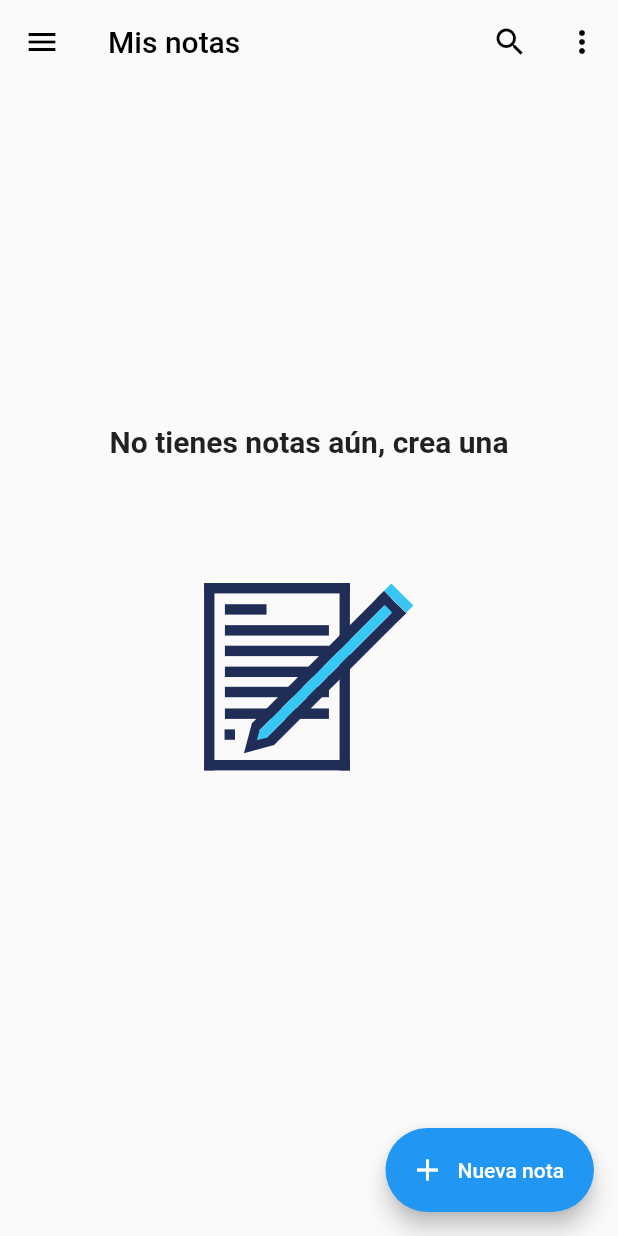
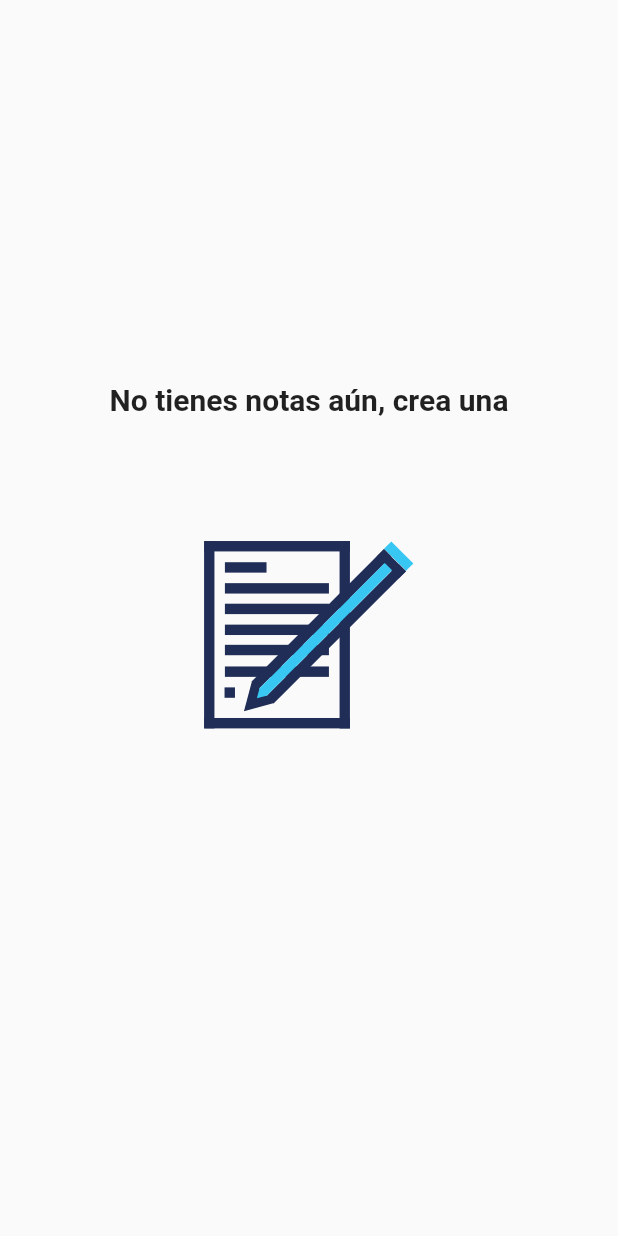
Before and after one commit to george2108/flutter-lubby, a Flutter app: the NotesPage screen opened directly, on a phone screen of 412 x 824 dp. Run offline on Flutter 3.47's test engine with Material 2 defaults, Android fonts, the phone set to English and light mode, and no system bars; our stand-ins replace awesome_notifications, bloc, equatable, flutter_bloc, flutter_colorpicker, image_picker and 5 more; missing offline and left inert: encrypt, flutter_quill, flutter_quill_extensions; accounts and stored records are empty.

Commit message:
estas mejoras sirven

```diff
--- a/lib/src/presentation/pages/notes/notes/bloc/notes_bloc.dart
+++ b/lib/src/presentation/pages/notes/bloc/notes_bloc.dart
@@ -3,7 +3,7 @@ import 'package:equatable/equatable.dart';
 import 'package:flutter/widgets.dart';
 import 'package:lubby_app/src/data/entities/note_entity.dart';
 
-import '../../../../../data/datasources/local/services/notes_local_service.dart';
+import '../../../../data/datasources/local/services/notes_local_service.dart';
 
 part 'notes_event.dart';
 part 'notes_state.dart';
@@ -17,8 +17,6 @@ class NotesBloc extends Bloc<NotesEvent, NotesState> {
           ),
         ) {
     on<NotesGetEvent>(getNotes);
-
-    on<NotesShowHideFabEvent>(showHideFab);
   }
 
   Future<void> getNotes(
@@ -36,8 +34,4 @@ class NotesBloc extends Bloc<NotesEvent, NotesState> {
       loading: false,
     ));
   }
-
-  showHideFab(NotesShowHideFabEvent event, Emitter<NotesState> emit) {
-    emit(state.copyWith(showFab: event.showFab));
-  }
 }
--- a/lib/src/presentation/pages/notes/notes/bloc/notes_event.dart
+++ b/lib/src/presentation/pages/notes/bloc/notes_event.dart
@@ -9,12 +9,3 @@ class NotesGetEvent extends NotesEvent {
   @override
   List<Object?> get props => [];
 }
-
-class NotesShowHideFabEvent extends NotesEvent {
-  final bool showFab;
-
-  const NotesShowHideFabEvent(this.showFab);
-
-  @override
-  List<Object?> get props => [showFab];
-}
--- a/lib/src/presentation/pages/notes/notes/bloc/notes_state.dart
+++ b/lib/src/presentation/pages/notes/bloc/notes_state.dart
@@ -2,25 +2,21 @@ part of 'notes_bloc.dart';
 
 class NotesState extends Equatable {
   final List<NoteEntity> notes;
-  final bool showFab;
   final bool loading;
   final TextEditingController searchInputController;
 
   const NotesState({
     required this.notes,
     required this.searchInputController,
-    this.showFab = true,
     this.loading = false,
   });
 
   NotesState copyWith({
-    bool? showFab,
     bool? loading,
     List<NoteEntity>? notes,
   }) =>
       NotesState(
         notes: notes ?? this.notes,
-        showFab: showFab ?? this.showFab,
         loading: loading ?? this.loading,
         searchInputController: searchInputController,
       );
@@ -28,7 +24,6 @@ class NotesState extends Equatable {
   @override
   List<Object?> get props => [
         notes,
-        showFab,
         loading,
         searchInputController,
       ];
--- a/lib/src/presentation/pages/notes/notes/notes_page.dart
+++ /dev/null
@@ -1,233 +0,0 @@
-import 'dart:convert';
-
-import 'package:flutter/cupertino.dart';
-import 'package:flutter/material.dart';
-import 'package:flutter/rendering.dart';
-import 'package:flutter_bloc/flutter_bloc.dart';
-import 'package:flutter_staggered_grid_view/flutter_staggered_grid_view.dart';
-import 'package:intl/intl.dart';
-import 'package:flutter_quill/flutter_quill.dart' as flutter_quill;
-
-import 'package:lubby_app/src/data/entities/note_entity.dart';
-import 'package:lubby_app/src/presentation/widgets/menu_drawer.dart';
-import 'package:lubby_app/src/presentation/widgets/no_data_widget.dart';
-
-import '../note/note_page.dart';
-import 'bloc/notes_bloc.dart';
-
-part 'widgets/notes_card_widget.dart';
-part 'widgets/notes_data_screen_widget.dart';
-
-class NotesPage extends StatelessWidget {
-  const NotesPage({super.key});
-
-  @override
-  Widget build(BuildContext context) {
-    return BlocProvider(
-      create: (context) => NotesBloc()..add(NotesGetEvent()),
-      child: Scaffold(
-        appBar: AppBar(
-          title: const Text('Mis notas'),
-          actions: [
-            IconButton(
-              icon: const Icon(Icons.search),
-              onPressed: () {},
-            ),
-            IconButton(
-              icon: const Icon(Icons.more_vert),
-              onPressed: () {},
-            ),
-          ],
-        ),
-        drawer: const Menu(),
-        body: BlocBuilder<NotesBloc, NotesState>(
-          builder: (context, state) {
-            if (state.loading) {
-              return const Center(
-                child: CircularProgressIndicator(),
-              );
-            }
-
-            final notes = state.notes;
-
-            if (notes.isEmpty) {
-              return const NoDataWidget(
-                text: 'No tienes notas aún, crea una',
-                lottie: 'assets/notes.json',
-              );
-            }
-
-            return Column(
-              children: [
-                Row(
-                  children: [
-                    Expanded(
-                      child: SingleChildScrollView(
-                        scrollDirection: Axis.horizontal,
-                        child: Row(
-                          children: [
-                            Container(
-                              padding: const EdgeInsets.all(5.0),
-                              margin: const EdgeInsets.only(right: 5.0),
-                              decoration: BoxDecoration(
-                                color: Colors.red,
-                                borderRadius: BorderRadius.circular(50),
-                              ),
-                              child: const Text('Todos'),
-                            ),
-                            Container(
-                              padding: const EdgeInsets.all(5.0),
-                              margin: const EdgeInsets.only(right: 5.0),
-                              decoration: BoxDecoration(
-                                color: Theme.of(context).focusColor,
-                                borderRadius: BorderRadius.circular(50),
-                              ),
-                              child: const Text('Escuela'),
-                            ),
-                            Container(
-                              padding: const EdgeInsets.all(5.0),
-                              margin: const EdgeInsets.only(right: 5.0),
-                              decoration: BoxDecoration(
-                                color: Theme.of(context).focusColor,
-                                borderRadius: BorderRadius.circular(50),
-                              ),
-                              child: const Text('Música'),
-                            ),
-                            Container(
-                              padding: const EdgeInsets.all(5.0),
-                              margin: const EdgeInsets.only(right: 5.0),
-                              decoration: BoxDecoration(
-                                color: Theme.of(context).focusColor,
-                                borderRadius: BorderRadius.circular(50),
-                              ),
-                              child: const Text('Departamento'),
-                            ),
-                            Container(
-                              padding: const EdgeInsets.all(5.0),
-                              margin: const EdgeInsets.only(right: 5.0),
-                              decoration: BoxDecoration(
-                                color: Theme.of(context).focusColor,
-                                borderRadius: BorderRadius.circular(50),
-                              ),
-                              child: const Text('Programación'),
-                            ),
-                            Container(
-                              padding: const EdgeInsets.all(5.0),
-                              margin: const EdgeInsets.only(right: 5.0),
-                              decoration: BoxDecoration(
-                                color: Theme.of(context).focusColor,
-                                borderRadius: BorderRadius.circular(50),
-                              ),
-                              child: const Text('Internet'),
-                            ),
-                            Container(
-                              padding: const EdgeInsets.all(5.0),
-                              margin: const EdgeInsets.only(right: 5.0),
-                              decoration: BoxDecoration(
-                                color: Theme.of(context).focusColor,
-                                borderRadius: BorderRadius.circular(50),
-                              ),
-                              child: const Text('Trabajo'),
-                            ),
-                            Container(
-                              padding: const EdgeInsets.all(5.0),
-                              margin: const EdgeInsets.only(right: 5.0),
-                              decoration: BoxDecoration(
-                                color: Theme.of(context).focusColor,
-                                borderRadius: BorderRadius.circular(50),
-                              ),
-                              child: const Text('CIelo'),
-                            ),
-                          ],
-                        ),
-                      ),
-                    ),
-                    /* TextButton(
-                      onPressed: () {},
-                      child: const Text('Nota rapida'),
-                    ), */
-                  ],
-                ),
-                Expanded(
-                  child: NotificationListener<UserScrollNotification>(
-                    onNotification: ((notification) {
-                      if (notification.direction == ScrollDirection.forward) {
-                        BlocProvider.of<NotesBloc>(context, listen: false).add(
-                          const NotesShowHideFabEvent(true),
-                        );
-                      } else if (notification.direction ==
-                          ScrollDirection.reverse) {
-                        BlocProvider.of<NotesBloc>(context, listen: false).add(
-                          const NotesShowHideFabEvent(false),
-                        );
-                      }
-                      return true;
-                    }),
-                    child: MasonryGridView.count(
-                      crossAxisCount: 2,
-                      itemCount: notes.length,
-                      padding: const EdgeInsets.only(
-                        top: 10,
-                        left: 10,
-                        right: 10,
-                        bottom: 50,
-                      ),
-                      itemBuilder: (context, index) {
-                        final note = notes[index];
-                        return NoteCardWidget(
-                          note: note,
-                        );
-                      },
-                    ),
-                  ),
-                ),
-              ],
-
-              /* child: ListView.separated(
-                padding: const EdgeInsets.only(
-                  top: 10,
-                  left: 10,
-                  right: 10,
-                  bottom: 50,
-                ),
-                itemBuilder: (context, index) {
-                  final note = notes[index];
-                  return NoteCardWidget(
-                    note: note,
-                  );
-                },
-                separatorBuilder: (context, index) => const SizedBox(height: 5),
-                itemCount: notes.length,
-              ), */
-              // child:  NotesDataScreenWidget(notes: notes),
-            );
-          },
-        ),
-        floatingActionButton: BlocBuilder<NotesBloc, NotesState>(
-          builder: (context, state) {
-            return AnimatedSlide(
-              duration: const Duration(milliseconds: 300),
-              curve: Curves.decelerate,
-              offset: state.showFab ? Offset.zero : const Offset(0, 2),
-              child: FloatingActionButton.extended(
-                label: const Text('Nueva nota'),
-                icon: const Icon(Icons.add),
-                onPressed: () {
-                  Navigator.of(context).push(
-                    PageRouteBuilder(
-                      transitionDuration: const Duration(milliseconds: 500),
-                      pageBuilder: ((_, animation, __) => FadeTransition(
-                            opacity: animation,
-                            child: NotePage(notesContext: context),
-                          )),
-                    ),
-                  );
-                },
-              ),
-            );
-          },
-        ),
-      ),
-    );
-  }
-}
--- a/lib/src/presentation/pages/notes/note/bloc/note_bloc.dart
+++ b/lib/src/presentation/pages/notes/views/note/bloc/note_bloc.dart
@@ -11,7 +11,8 @@ import 'package:lubby_app/src/core/constants/constants.dart';
 import 'package:lubby_app/src/core/enums/status_crud_enum.dart';
 import 'package:lubby_app/src/data/datasources/local/services/notes_local_service.dart';
 import 'package:lubby_app/src/data/entities/note_entity.dart';
-import '../../notes/bloc/notes_bloc.dart';
+
+import '../../../bloc/notes_bloc.dart';
 
 part 'note_event.dart';
 part 'note_state.dart';
--- /dev/null
+++ b/lib/src/presentation/pages/notes/views/notes_page.dart
@@ -0,0 +1,166 @@
+import 'package:flutter/material.dart';
+import 'package:flutter_bloc/flutter_bloc.dart';
+import 'package:flutter_staggered_grid_view/flutter_staggered_grid_view.dart';
+
+import 'package:lubby_app/src/presentation/widgets/no_data_widget.dart';
+
+import '../bloc/notes_bloc.dart';
+import '../widgets/notes_card_widget.dart';
+
+class NotesPage extends StatelessWidget {
+  const NotesPage({super.key});
+
+  @override
+  Widget build(BuildContext context) {
+    return Scaffold(
+      body: BlocBuilder<NotesBloc, NotesState>(
+        builder: (context, state) {
+          if (state.loading) {
+            return const Center(
+              child: CircularProgressIndicator(),
+            );
+          }
+
+          final notes = state.notes;
+
+          if (notes.isEmpty) {
+            return const NoDataWidget(
+              text: 'No tienes notas aún, crea una',
+              lottie: 'assets/notes.json',
+            );
+          }
+
+          return Column(
+            children: [
+              Row(
+                children: [
+                  Expanded(
+                    child: SingleChildScrollView(
+                      scrollDirection: Axis.horizontal,
+                      child: Row(
+                        children: [
+                          Container(
+                            padding: const EdgeInsets.all(5.0),
+                            margin: const EdgeInsets.only(right: 5.0),
+                            decoration: BoxDecoration(
+                              color: Colors.red,
+                              borderRadius: BorderRadius.circular(50),
+                            ),
+                            child: const Text('Todos'),
+                          ),
+                          Container(
+                            padding: const EdgeInsets.all(5.0),
+                            margin: const EdgeInsets.only(right: 5.0),
+                            decoration: BoxDecoration(
+                              color: Theme.of(context).focusColor,
+                              borderRadius: BorderRadius.circular(50),
+                            ),
+                            child: const Text('Escuela'),
+                          ),
+                          Container(
+                            padding: const EdgeInsets.all(5.0),
+                            margin: const EdgeInsets.only(right: 5.0),
+                            decoration: BoxDecoration(
+                              color: Theme.of(context).focusColor,
+                              borderRadius: BorderRadius.circular(50),
+                            ),
+                            child: const Text('Música'),
+                          ),
+                          Container(
+                            padding: const EdgeInsets.all(5.0),
+                            margin: const EdgeInsets.only(right: 5.0),
+                            decoration: BoxDecoration(
+                              color: Theme.of(context).focusColor,
+                              borderRadius: BorderRadius.circular(50),
+                            ),
+                            child: const Text('Departamento'),
+                          ),
+                          Container(
+                            padding: const EdgeInsets.all(5.0),
+                            margin: const EdgeInsets.only(right: 5.0),
+                            decoration: BoxDecoration(
+                              color: Theme.of(context).focusColor,
+                              borderRadius: BorderRadius.circular(50),
+                            ),
+                            child: const Text('Programación'),
+                          ),
+                          Container(
+                            padding: const EdgeInsets.all(5.0),
+                            margin: const EdgeInsets.only(right: 5.0),
+                            decoration: BoxDecoration(
+                              color: Theme.of(context).focusColor,
+                              borderRadius: BorderRadius.circular(50),
+                            ),
+                            child: const Text('Internet'),
+                          ),
+                          Container(
+                            padding: const EdgeInsets.all(5.0),
+                            margin: const EdgeInsets.only(right: 5.0),
+                            decoration: BoxDecoration(
+                              color: Theme.of(context).focusColor,
+                              borderRadius: BorderRadius.circular(50),
+                            ),
+                            child: const Text('Trabajo'),
+                          ),
+                          Container(
+                            padding: const EdgeInsets.all(5.0),
+                            margin: const EdgeInsets.only(right: 5.0),
+                            decoration: BoxDecoration(
+                              color: Theme.of(context).focusColor,
+                              borderRadius: BorderRadius.circular(50),
+                            ),
+                            child: const Text('CIelo'),
+                          ),
+                        ],
+                      ),
+                    ),
+                  ),
+                  /* TextButton(
+                    onPressed: () {},
+                    child: const Text('Nota rapida'),
+                  ), */
+                ],
+              ),
+              Expanded(
+                child: MasonryGridView.count(
+                  crossAxisCount: 2,
+                  itemCount: notes.length,
+                  padding: const EdgeInsets.only(
+                    top: 5,
+                    left: 5,
+                    right: 5,
+                    bottom: 100,
+                  ),
+                  itemBuilder: (context, index) {
+                    final note = notes[index];
+                    return NoteCardWidget(
+                      note: note,
+                    );
+                  },
+                ),
+              ),
+            ],
+
+            /* child: ListView.separated(
+              padding: const EdgeInsets.only(
+                top: 10,
+                left: 10,
+                right: 10,
+                bottom: 50,
+              ),
+              itemBuilder: (context, index) {
+                final note = notes[index];
+                return NoteCardWidget(
+                  note: note,
+                );
+              },
+              separatorBuilder: (context, index) => const SizedBox(height: 5),
+              itemCount: notes.length,
+            ), */
+            // child:  NotesDataScreenWidget(notes: notes),
+          );
+        },
+      ),
+    );
+  }
+}
--- a/lib/src/presentation/pages/notes/note/widgets/note_change_color_widget.dart
+++ b/lib/src/presentation/pages/notes/widgets/note_change_color_widget.dart
@@ -1,4 +1,8 @@
-part of '../note_page.dart';
+import 'package:flutter/material.dart';
+import 'package:flutter_bloc/flutter_bloc.dart';
+
+import '../../../widgets/show_color_picker_widget.dart';
+import '../views/note/bloc/note_bloc.dart';
 
 class NoteChangeColorWidget extends StatelessWidget {
   const NoteChangeColorWidget({super.key});
--- a/lib/src/presentation/pages/notes/note/widgets/note_input_title_widget.dart
+++ b/lib/src/presentation/pages/notes/widgets/note_input_title_widget.dart
@@ -1,4 +1,7 @@
-part of '../note_page.dart';
+import 'package:flutter/material.dart';
+import 'package:flutter_bloc/flutter_bloc.dart';
+
+import '../views/note/bloc/note_bloc.dart';
 
 class NoteInputTitleWidget extends StatelessWidget {
   const NoteInputTitleWidget({Key? key}) : super(key: key);
--- a/lib/src/presentation/pages/notes/note/widgets/note_popup_widget.dart
+++ b/lib/src/presentation/pages/notes/widgets/note_popup_widget.dart
@@ -1,4 +1,7 @@
-part of '../note_page.dart';
+import 'package:flutter/material.dart';
+import 'package:flutter_bloc/flutter_bloc.dart';
+
+import '../views/note/bloc/note_bloc.dart';
 
 class NotePopupWidget extends StatelessWidget {
   const NotePopupWidget({super.key});
--- a/lib/src/presentation/pages/notes/note/widgets/note_star_widget.dart
+++ b/lib/src/presentation/pages/notes/widgets/note_star_widget.dart
@@ -1,4 +1,7 @@
-part of '../note_page.dart';
+import 'package:flutter/material.dart';
+import 'package:flutter_bloc/flutter_bloc.dart';
+
+import '../views/note/bloc/note_bloc.dart';
 
 class NoteStarWidget extends StatelessWidget {
   const NoteStarWidget({Key? key}) : super(key: key);
--- a/lib/src/presentation/widgets/menu_drawer.dart
+++ b/lib/src/presentation/widgets/menu_drawer.dart
@@ -3,14 +3,13 @@ import 'package:flutter/cupertino.dart';
 
 import 'package:lubby_app/src/config/routes/routes.dart';
 import 'package:lubby_app/src/presentation/pages/diary/diary_main_page.dart';
-import 'package:lubby_app/src/presentation/pages/example/local_notifications_example_page.dart';
 import 'package:lubby_app/src/presentation/pages/finances/finances_main_page.dart';
 import 'package:lubby_app/src/presentation/pages/habits/habits_main_page.dart';
+import 'package:lubby_app/src/presentation/pages/notes/notes_main_page.dart';
 import 'package:lubby_app/src/presentation/pages/todos/todo_main_page.dart';
 
 import '../pages/activities/activities/activities_page.dart';
 import '../pages/config/config_page.dart';
-import '../pages/notes/notes/notes_page.dart';
 import '../pages/passwords/passwords/passwords_page.dart';
 import '../pages/qr_reader/qr_reader/qr_reader_page.dart';
 import '../pages/remiders/reminders_main_page.dart';
@@ -36,7 +35,7 @@ class Menu extends StatelessWidget {
               title: 'Notas',
               icon: Icons.note,
               iconColor: Colors.cyan,
-              pageWidget: NotesPage(),
+              pageWidget: NotesMainPage(),
               route: notesRoute,
             ),
             _ItemMenuWidget(
```
Also changed, not shown: lib/src/presentation/pages/notes/note/widgets/note_save_button_widget.dart (deleted, +0 -23 lines), lib/src/presentation/pages/notes/notes/widgets/notes_data_screen_widget.dart (deleted, +0 -81 lines), lib/src/presentation/pages/notes/notes_main_page.dart (+69 -7 lines), lib/src/presentation/pages/notes/views/labels_page_item.dart (added, +10 -0 lines), lib/src/presentation/pages/notes/views/note/note_page.dart (renamed from lib/src/presentation/pages/notes/note/note_page.dart, +6 -10 lines), lib/src/presentation/pages/notes/widgets/notes_card_widget.dart (renamed from lib/src/presentation/pages/notes/notes/widgets/notes_card_widget.dart, +8 -1 lines), lib/src/presentation/pages/notes/views/note/bloc/note_event.dart (renamed from lib/src/presentation/pages/notes/note/bloc/note_event.dart), lib/src/presentation/pages/notes/views/note/bloc/note_state.dart (renamed from lib/src/presentation/pages/notes/note/bloc/note_state.dart), lib/src/presentation/pages/notes/views/notes_help_page.dart (renamed from lib/src/presentation/pages/notes/notes/notes_help_page.dart).
